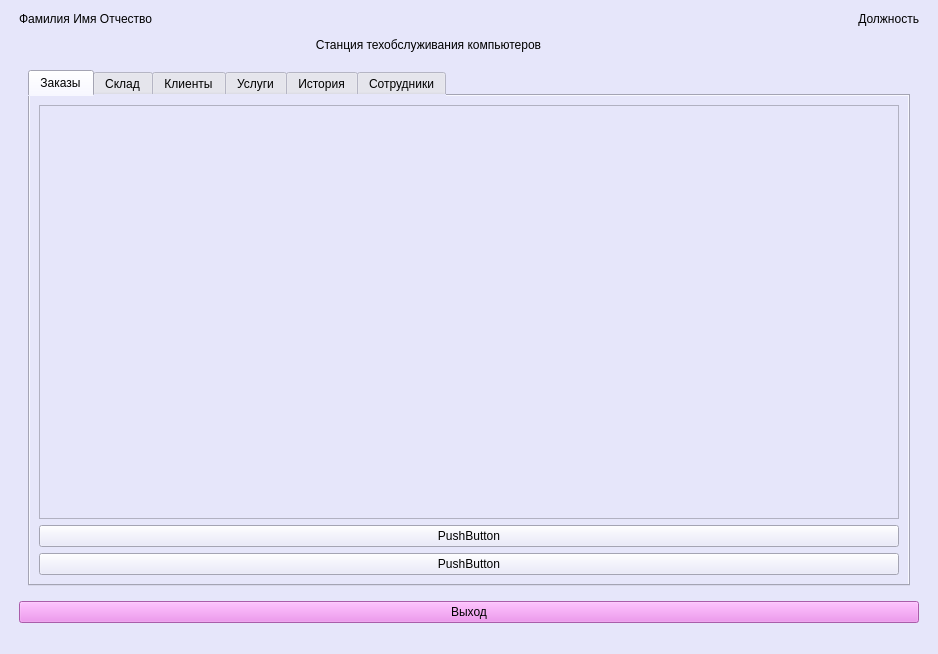
The window that forms/main.ui (Cr1sspY/STOK_diplom) describes before a commit, drawn with Qt 5.
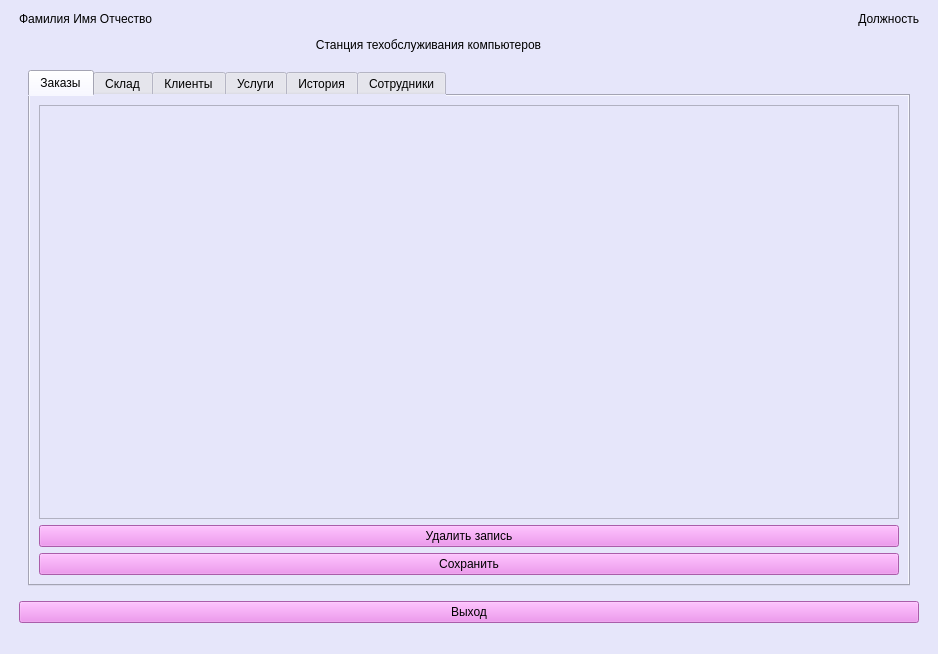
The same window after the commit. The open tabs and pages were chosen to show the change. Icons and pictures are not drawn.

Diff of the .ui file:
```diff
--- a/forms/main.ui
+++ b/forms/main.ui
@@ -186,15 +186,21 @@
                   </item>
                   <item row="1" column="0">
                    <widget class="QPushButton" name="del_ord_btn">
+                    <property name="styleSheet">
+                     <string notr="true">background-color: rgb(238, 130, 238);</string>
+                    </property>
                     <property name="text">
-                     <string>PushButton</string>
+                     <string>Удалить запись</string>
                     </property>
                    </widget>
                   </item>
                   <item row="2" column="0">
                    <widget class="QPushButton" name="save_ord_btn">
+                    <property name="styleSheet">
+                     <string notr="true">background-color: rgb(238, 130, 238);</string>
+                    </property>
                     <property name="text">
-                     <string>PushButton</string>
+                     <string>Сохранить</string>
                     </property>
                    </widget>
                   </item>
```
Left out of the diff: 39 changed lines with no effect on the pictures.
